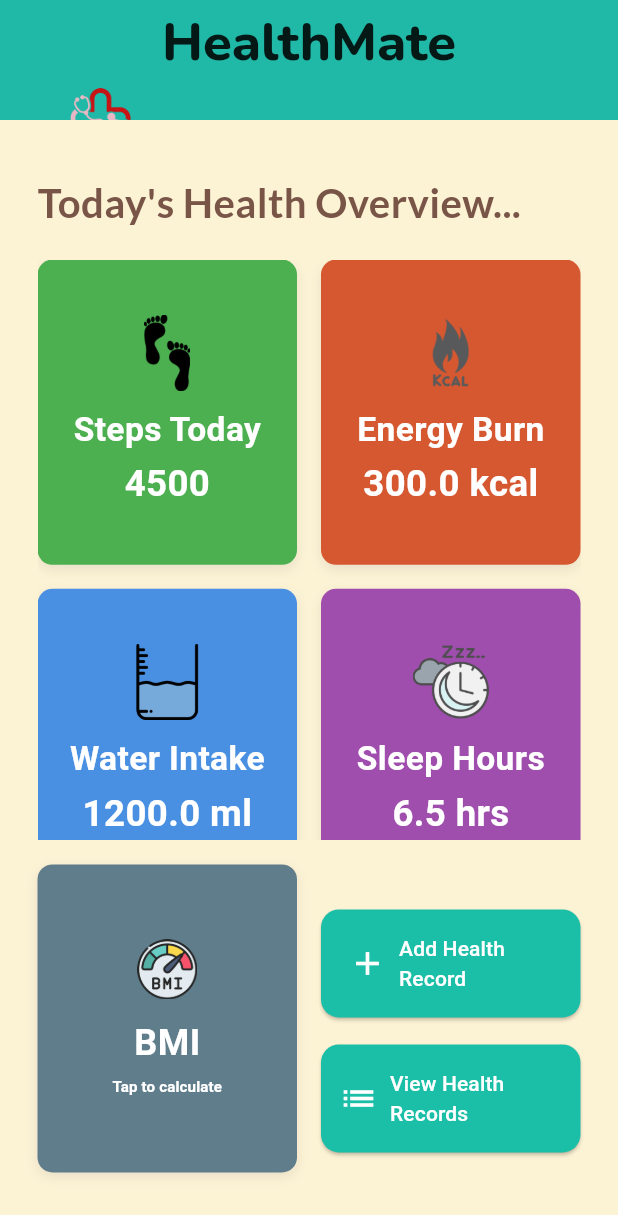
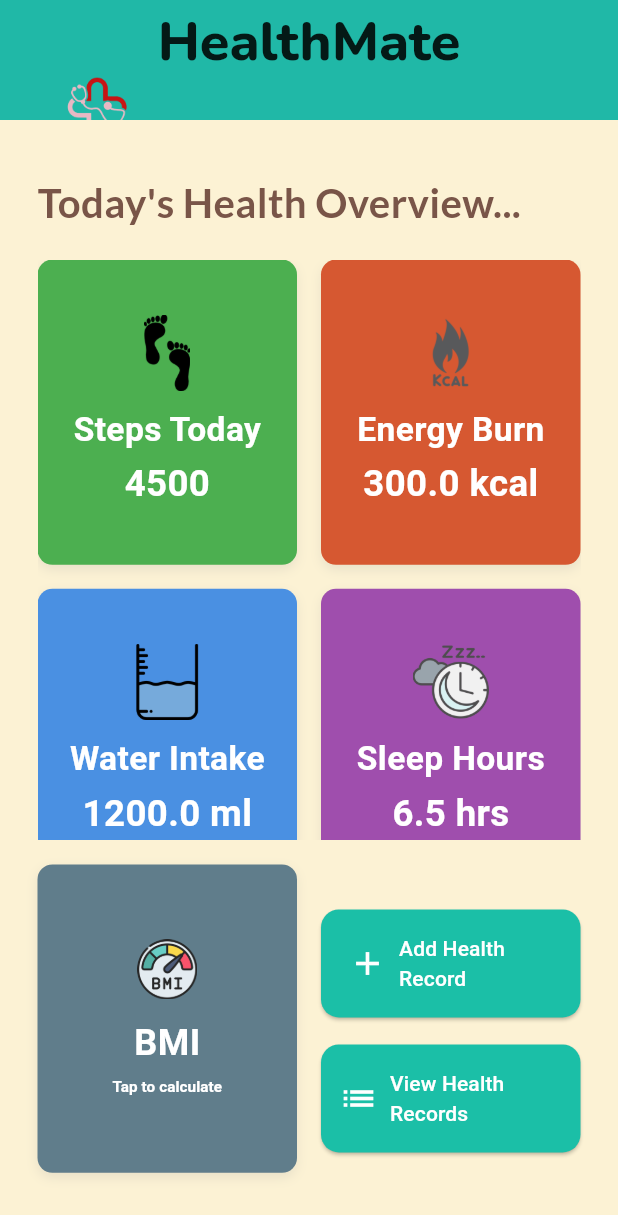
Before and after one commit to Malinzaa/HealthMate, a Flutter app: the screen it shows after launch, on a phone screen of 412 x 824 dp. Shown: the top 1215 px of the screen. Run offline on Flutter 3.47's test engine with Material 3 defaults, Android fonts, the light colour scheme and no system bars; our stand-ins replace shared_preferences, sqflite; accounts and stored records are empty.

```diff
--- a/lib/features/health_records/screens/dashboard.dart
+++ b/lib/features/health_records/screens/dashboard.dart
@@ -87,14 +87,19 @@ class _DashboardState extends State<Dashboard> {
         preferredSize: Size.fromHeight(80),
         child: AppBar(
           elevation: 2,
-          flexibleSpace: Stack(
+          flexibleSpace: LayoutBuilder(
+            builder: (context, constraints) {
+              double screenWidth = MediaQuery.of(context).size.width;
+              double scale = screenWidth / 420;
+
+              return Stack(
                 children: [
                   Positioned(
-                left: 2,
-                top: 26,
-                child: Container(
-                  width: 130,
-                  height: 130,
+                    left: 1 * scale,
+                    top: 20 * scale,
+                    child: SizedBox(
+                      width: 130 * scale,
+                      height: 130 * scale,
                       child: Image.asset(
                         'assets/logo.png',
                         fit: BoxFit.contain,
@@ -102,15 +107,24 @@ class _DashboardState extends State<Dashboard> {
                     ),
                   ),
                 ],
+              );
+            },
           ),
-          title: Text(
+          title: LayoutBuilder(
+            builder: (context, constraints) {
+              double screenWidth = MediaQuery.of(context).size.width;
+              double scale = screenWidth / 400;
+
+              return Text(
                 "HealthMate",
                 style: TextStyle(
                   fontFamily: 'Nunito',
-              fontSize: 35,
+                  fontSize: 35 * scale,
                   fontWeight: FontWeight.bold,
                   color: Colors.black87,
                 ),
+              );
+            },
           ),
           centerTitle: true,
         ),
@@ -201,7 +215,7 @@ class _DashboardState extends State<Dashboard> {
                                       ? "Tap to calculate"
                                       : "${healthData.bmi} (${healthData.bmiStatus})",
                                   style: TextStyle(
-                                    fontSize: 28,
+                                    fontSize: 50,
                                     fontWeight: FontWeight.bold,
                                     color: Colors.white,
                                   ),
```
Also changed, not shown: UI_screenshots/dashboard.png. Lines whose indentation alone changed are shown as unchanged.
